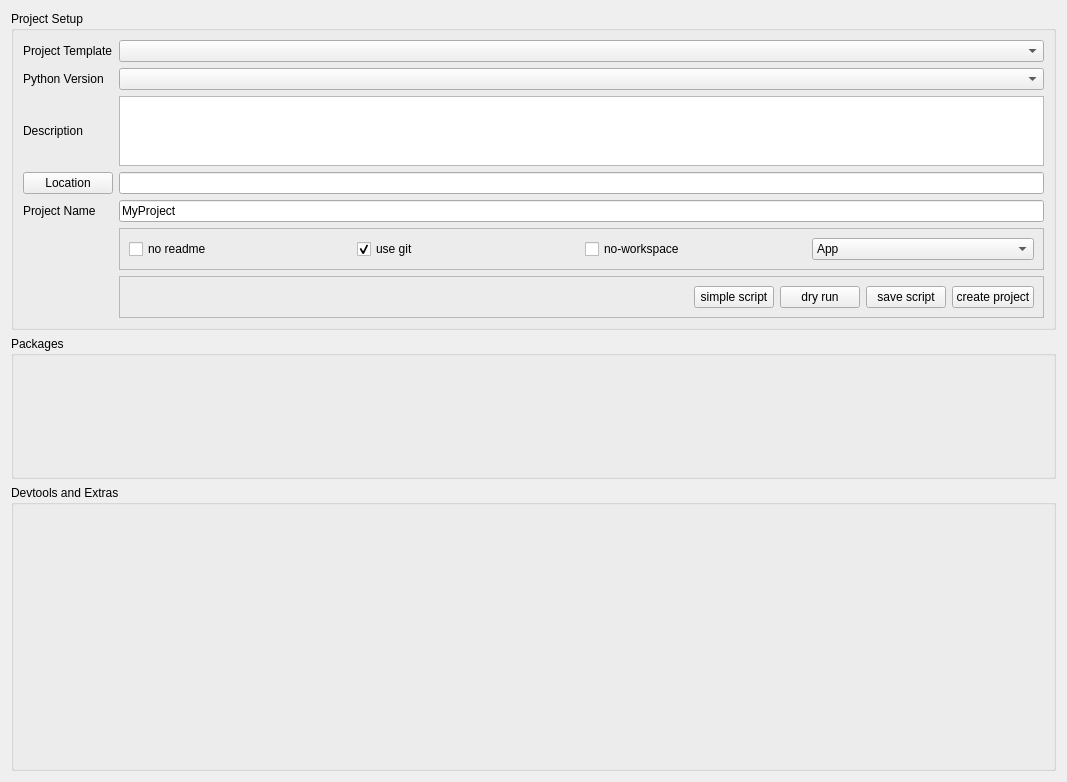
This is MainDialog.ui in NCCA/PyProject as Qt 5 draws it before an edit. The edited form follows.
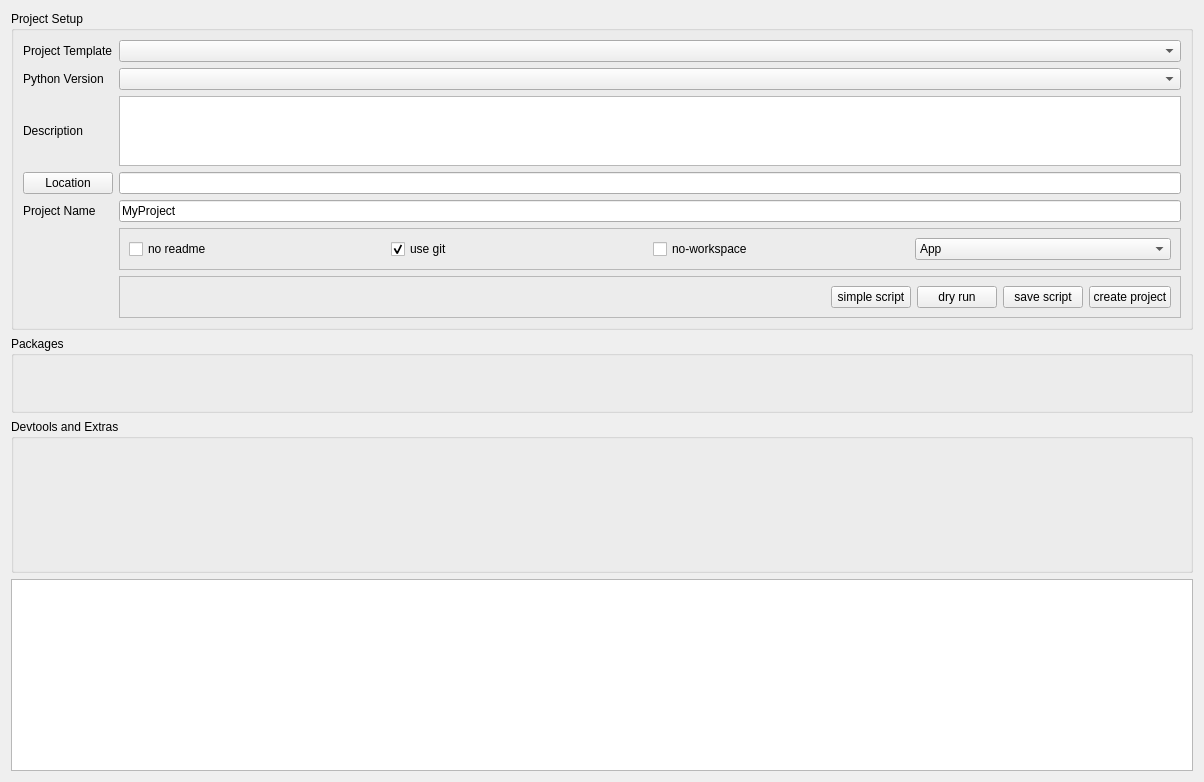
This is the edited form.

Commit message: Updated the dialog to have a text edit for output of uv / tool runs. Script mode working fully.

What changed in the file:
```diff
--- a/MainDialog.ui
+++ b/MainDialog.ui
@@ -6,14 +6,14 @@
    <rect>
     <x>0</x>
     <y>0</y>
-    <width>1067</width>
+    <width>1204</width>
     <height>782</height>
    </rect>
   </property>
   <property name="windowTitle">
    <string>Dialog</string>
   </property>
-  <layout class="QGridLayout" name="gridLayout" rowstretch="2,1,2">
+  <layout class="QGridLayout" name="gridLayout" rowstretch="2,1,2,0">
    <item row="1" column="0">
     <widget class="QGroupBox" name="options_gb">
      <property name="title">
@@ -212,6 +212,13 @@
      </layout>
     </widget>
    </item>
+   <item row="3" column="0">
+    <widget class="QTextEdit" name="uv_output">
+     <property name="readOnly">
+      <bool>true</bool>
+     </property>
+    </widget>
+   </item>
   </layout>
  </widget>
  <resources/>
```
The commit also changes 2 other files.
